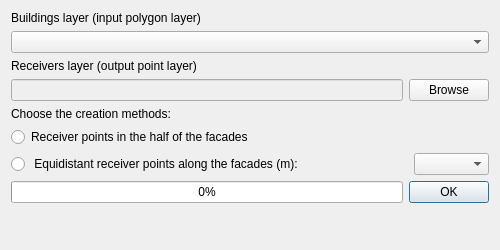
Before: the Qt Designer form tools/ui_CreateReceiverPoints.ui in Arpapiemonte/openoise-map, drawn with Qt 5.
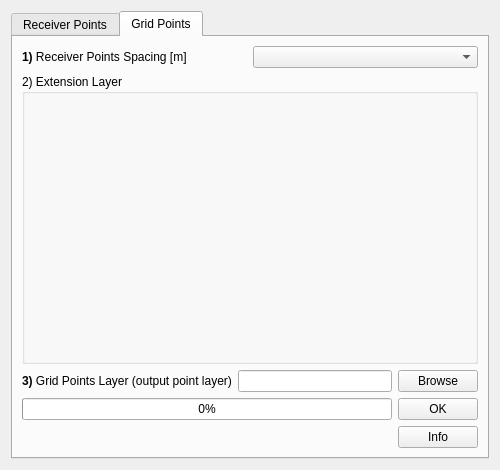
After: the same form once the commit is applied. The open tabs and pages were chosen to show the change. Custom widgets are drawn as their Qt base class.

Diff of the .ui file:
```diff
--- a/tools/ui_CreateReceiverPoints.ui
+++ b/tools/ui_CreateReceiverPoints.ui
@@ -10,11 +10,11 @@
     <x>0</x>
     <y>0</y>
     <width>500</width>
-    <height>250</height>
+    <height>470</height>
    </rect>
   </property>
   <property name="sizePolicy">
-   <sizepolicy hsizetype="Preferred" vsizetype="Preferred">
+   <sizepolicy hsizetype="Expanding" vsizetype="Expanding">
     <horstretch>0</horstretch>
     <verstretch>0</verstretch>
    </sizepolicy>
@@ -28,7 +28,7 @@
   <property name="maximumSize">
    <size>
     <width>500</width>
-    <height>250</height>
+    <height>500</height>
    </size>
   </property>
   <property name="sizeIncrement">
@@ -45,6 +45,25 @@
   </property>
   <layout class="QVBoxLayout" name="verticalLayout">
    <item>
+    <widget class="QTabWidget" name="tabWidget">
+     <property name="sizePolicy">
+      <sizepolicy hsizetype="Expanding" vsizetype="Expanding">
+       <horstretch>0</horstretch>
+       <verstretch>0</verstretch>
+      </sizepolicy>
+     </property>
+     <property name="whatsThis">
+      <string/>
+     </property>
+     <property name="currentIndex">
+      <number>0</number>
+     </property>
+     <widget class="QWidget" name="tab">
+      <attribute name="title">
+       <string>Receiver Points</string>
+      </attribute>
+      <layout class="QVBoxLayout" name="verticalLayout_2">
+       <item>
     <layout class="QVBoxLayout" name="buildings_layer_verticalLayout">
      <property name="sizeConstraint">
       <enum>QLayout::SetNoConstraint</enum>
@@ -58,7 +77,7 @@
         </sizepolicy>
        </property>
        <property name="text">
-        <string>Buildings layer (input polygon layer)</string>
+            <string>&lt;html&gt;&lt;head/&gt;&lt;body&gt;&lt;p&gt;&lt;span style=&quot; font-weight:600;&quot;&gt;1)&lt;/span&gt; Buildings Layer (input polygon layer)&lt;/p&gt;&lt;/body&gt;&lt;/html&gt;</string>
        </property>
       </widget>
      </item>
@@ -67,6 +86,109 @@
      </item>
     </layout>
    </item>
+       <item>
+        <spacer name="verticalSpacer_2">
+         <property name="orientation">
+          <enum>Qt::Vertical</enum>
+         </property>
+         <property name="sizeHint" stdset="0">
+          <size>
+           <width>20</width>
+           <height>40</height>
+          </size>
+         </property>
+        </spacer>
+       </item>
+       <item>
+        <widget class="QLabel" name="label">
+         <property name="text">
+          <string>&lt;html&gt;&lt;head/&gt;&lt;body&gt;&lt;p&gt;&lt;span style=&quot; font-weight:600;&quot;&gt;2)&lt;/span&gt; Creation Method:&lt;/p&gt;&lt;/body&gt;&lt;/html&gt;</string>
+         </property>
+        </widget>
+       </item>
+       <item>
+        <widget class="QLabel" name="label_4">
+         <property name="text">
+          <string>&lt;html&gt;&lt;head/&gt;&lt;body&gt;&lt;p&gt;&lt;span style=&quot; font-style:italic;&quot;&gt;Receiver Points at 0.1 m in front of buildings&lt;/span&gt;&lt;/p&gt;&lt;/body&gt;&lt;/html&gt;</string>
+         </property>
+         <property name="margin">
+          <number>3</number>
+         </property>
+         <property name="indent">
+          <number>13</number>
+         </property>
+        </widget>
+       </item>
+       <item>
+        <layout class="QGridLayout" name="gridLayout">
+         <item row="0" column="0">
+          <widget class="QRadioButton" name="middle_pts_radioButton">
+           <property name="text">
+            <string>Receiver points in the middle of the façades</string>
+           </property>
+          </widget>
+         </item>
+         <item row="1" column="1">
+          <widget class="QComboBox" name="spaced_pts_comboBox">
+           <property name="minimumSize">
+            <size>
+             <width>75</width>
+             <height>0</height>
+            </size>
+           </property>
+           <property name="maximumSize">
+            <size>
+             <width>75</width>
+             <height>16777215</height>
+            </size>
+           </property>
+          </widget>
+         </item>
+         <item row="1" column="0">
+          <widget class="QRadioButton" name="spaced_pts_radioButton">
+           <property name="text">
+            <string> Equidistant receiver points along the façades (m):</string>
+           </property>
+          </widget>
+         </item>
+         <item row="2" column="0">
+          <widget class="QRadioButton" name="case2b_radioButton">
+           <property name="toolTip">
+            <string> in according to case 2b - Directive 2002/49/EC  Annex II </string>
+           </property>
+           <property name="text">
+            <string>Façades split up at set distance from start of polygon</string>
+           </property>
+          </widget>
+         </item>
+        </layout>
+       </item>
+       <item>
+        <widget class="QLabel" name="label_5">
+         <property name="text">
+          <string>&lt;html&gt;&lt;head/&gt;&lt;body&gt;&lt;p align=&quot;justify&quot;&gt;According to case 2b Directive 2002/49/EC Annex II - Façades are &lt;br/&gt;split up every 5 m from starting position onwards, with a receiver&lt;br/&gt;position placed  halfway the 5 m segment. The remaining &lt;br/&gt;section has its receiver point in the middle&lt;/p&gt;&lt;/body&gt;&lt;/html&gt;</string>
+         </property>
+         <property name="margin">
+          <number>0</number>
+         </property>
+         <property name="indent">
+          <number>19</number>
+         </property>
+        </widget>
+       </item>
+       <item>
+        <spacer name="verticalSpacer">
+         <property name="orientation">
+          <enum>Qt::Vertical</enum>
+         </property>
+         <property name="sizeHint" stdset="0">
+          <size>
+           <width>20</width>
+           <height>40</height>
+          </size>
+         </property>
+        </spacer>
+       </item>
    <item>
     <layout class="QVBoxLayout" name="receivers_layer_verticalLayout">
      <property name="sizeConstraint">
@@ -81,7 +203,7 @@
         </sizepolicy>
        </property>
        <property name="text">
-        <string>Receivers layer (output point layer)</string>
+            <string>&lt;html&gt;&lt;head/&gt;&lt;body&gt;&lt;p&gt;&lt;span style=&quot; font-weight:600;&quot;&gt;3)&lt;/span&gt; Receiver Points Layer (output point layer)&lt;/p&gt;&lt;/body&gt;&lt;/html&gt;</string>
        </property>
       </widget>
      </item>
@@ -120,47 +242,6 @@
      </item>
     </layout>
    </item>
-   <item>
-    <widget class="QLabel" name="label">
-     <property name="text">
-      <string>Choose the creation methods:</string>
-     </property>
-    </widget>
-   </item>
-   <item>
-    <layout class="QGridLayout" name="gridLayout">
-     <item row="0" column="0">
-      <widget class="QRadioButton" name="middle_pts_radioButton">
-       <property name="text">
-        <string>Receiver points in the half of the facades</string>
-       </property>
-      </widget>
-     </item>
-     <item row="1" column="0">
-      <widget class="QRadioButton" name="spaced_pts_radioButton">
-       <property name="text">
-        <string> Equidistant receiver points along the facades (m):</string>
-       </property>
-      </widget>
-     </item>
-     <item row="1" column="1">
-      <widget class="QComboBox" name="spaced_pts_comboBox">
-       <property name="minimumSize">
-        <size>
-         <width>75</width>
-         <height>0</height>
-        </size>
-       </property>
-       <property name="maximumSize">
-        <size>
-         <width>75</width>
-         <height>16777215</height>
-        </size>
-       </property>
-      </widget>
-     </item>
-    </layout>
-   </item>
    <item>
     <layout class="QHBoxLayout" name="horizontalLayout">
      <item>
@@ -189,21 +270,163 @@
     </layout>
    </item>
    <item>
-    <spacer name="verticalSpacer">
+        <layout class="QHBoxLayout" name="horizontalLayout_5">
+         <property name="topMargin">
+          <number>0</number>
+         </property>
+         <property name="bottomMargin">
+          <number>0</number>
+         </property>
+         <item>
+          <spacer name="horizontalSpacer">
      <property name="orientation">
-      <enum>Qt::Vertical</enum>
+            <enum>Qt::Horizontal</enum>
      </property>
      <property name="sizeHint" stdset="0">
       <size>
-       <width>20</width>
-       <height>40</height>
+             <width>40</width>
+             <height>20</height>
       </size>
      </property>
     </spacer>
+         </item>
+         <item>
+          <widget class="QPushButton" name="infoReceivers">
+           <property name="text">
+            <string>Info</string>
+           </property>
+          </widget>
+         </item>
+        </layout>
+       </item>
+      </layout>
+     </widget>
+     <widget class="QWidget" name="tab_2">
+      <attribute name="title">
+       <string>Grid Points</string>
+      </attribute>
+      <layout class="QVBoxLayout" name="verticalLayout_3">
+       <item>
+        <layout class="QHBoxLayout" name="horizontalLayout_3">
+         <item>
+          <widget class="QLabel" name="label_2">
+           <property name="toolTip">
+            <string/>
+           </property>
+           <property name="whatsThis">
+            <string/>
+           </property>
+           <property name="text">
+            <string>&lt;html&gt;&lt;head/&gt;&lt;body&gt;&lt;p&gt;&lt;span style=&quot; font-weight:600;&quot;&gt;1)&lt;/span&gt; Receiver Points Spacing [m] &lt;/p&gt;&lt;/body&gt;&lt;/html&gt;</string>
+           </property>
+          </widget>
+         </item>
+         <item>
+          <widget class="QComboBox" name="resolution_comboBox"/>
+         </item>
+        </layout>
+       </item>
+       <item>
+        <widget class="QgsExtentGroupBox" name="ExtentGrid">
+         <property name="sizePolicy">
+          <sizepolicy hsizetype="Expanding" vsizetype="Minimum">
+           <horstretch>0</horstretch>
+           <verstretch>0</verstretch>
+          </sizepolicy>
+         </property>
+         <property name="minimumSize">
+          <size>
+           <width>0</width>
+           <height>50</height>
+          </size>
+         </property>
+         <property name="title">
+          <string>2) Extension Layer</string>
+         </property>
+        </widget>
+       </item>
+       <item>
+        <layout class="QHBoxLayout" name="horizontalLayout_4">
+         <item>
+          <widget class="QLabel" name="label_6">
+           <property name="text">
+            <string>&lt;html&gt;&lt;head/&gt;&lt;body&gt;&lt;p&gt;&lt;span style=&quot; font-weight:600;&quot;&gt;3)&lt;/span&gt; Grid Points Layer (output point layer)&lt;/p&gt;&lt;/body&gt;&lt;/html&gt;</string>
+           </property>
+          </widget>
+         </item>
+         <item>
+          <widget class="QLineEdit" name="gridpoint_lineEdit"/>
+         </item>
+         <item>
+          <widget class="QPushButton" name="gridSave_pushButton">
+           <property name="text">
+            <string>Browse</string>
+           </property>
+          </widget>
+         </item>
+        </layout>
+       </item>
+       <item>
+        <layout class="QHBoxLayout" name="horizontalLayout_2">
+         <item>
+          <widget class="QProgressBar" name="progressBarGridReceiver">
+           <property name="value">
+            <number>0</number>
+           </property>
+          </widget>
+         </item>
+         <item>
+          <widget class="QPushButton" name="runGrid_pushButton">
+           <property name="text">
+            <string>OK</string>
+           </property>
+          </widget>
+         </item>
+        </layout>
+       </item>
+       <item>
+        <layout class="QHBoxLayout" name="horizontalLayout_6">
+         <item>
+          <spacer name="horizontalSpacer_2">
+           <property name="orientation">
+            <enum>Qt::Horizontal</enum>
+           </property>
+           <property name="sizeHint" stdset="0">
+            <size>
+             <width>40</width>
+             <height>20</height>
+            </size>
+           </property>
+          </spacer>
+         </item>
+         <item>
+          <widget class="QPushButton" name="infoGrid">
+           <property name="text">
+            <string>Info</string>
+           </property>
+          </widget>
+         </item>
+        </layout>
+       </item>
+      </layout>
+     </widget>
+    </widget>
    </item>
   </layout>
  </widget>
  <customwidgets>
+  <customwidget>
+   <class>QgsCollapsibleGroupBox</class>
+   <extends>QGroupBox</extends>
+   <header>qgscollapsiblegroupbox.h</header>
+   <container>1</container>
+  </customwidget>
+  <customwidget>
+   <class>QgsExtentGroupBox</class>
+   <extends>QgsCollapsibleGroupBox</extends>
+   <header>qgsextentgroupbox.h</header>
+   <container>1</container>
+  </customwidget>
   <customwidget>
    <class>QgsMapLayerComboBox</class>
    <extends>QComboBox</extends>
```
Left out of the diff: 16 changed lines with no effect on the pictures. Lines whose indentation alone changed are shown as unchanged.
